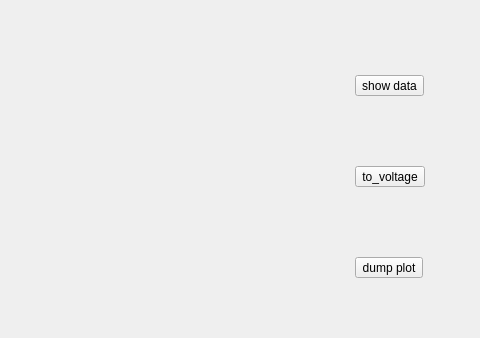
MRsoymilk/MySerial, file src/form/FormPlotHistory/formplothistory.ui: the form before one commit; both pictures show x 379 to 859 and y 0 to 338 of the 859 by 640 pixel window.
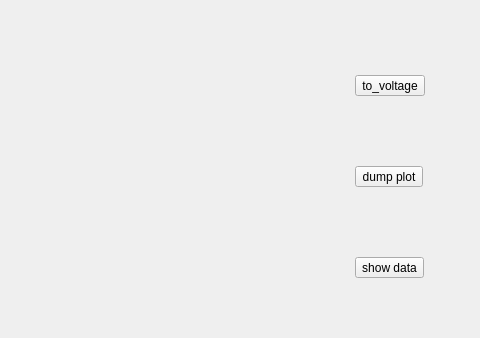
The form after the commit.

Commit message: use struct MY_DATA

What changed in the file:
```diff
--- a/src/form/FormPlotHistory/formplothistory.ui
+++ b/src/form/FormPlotHistory/formplothistory.ui
@@ -108,13 +108,6 @@
    </item>
    <item row="0" column="2">
     <layout class="QVBoxLayout" name="vLayOperation">
-     <item>
-      <widget class="QToolButton" name="tBtnShowData">
-       <property name="text">
-        <string>show data</string>
-       </property>
-      </widget>
-     </item>
      <item>
       <widget class="QToolButton" name="tBtnToVoltage">
        <property name="text">
@@ -129,6 +122,13 @@
        </property>
       </widget>
      </item>
+     <item>
+      <widget class="QToolButton" name="tBtnShowData">
+       <property name="text">
+        <string>show data</string>
+       </property>
+      </widget>
+     </item>
      <item>
       <layout class="QHBoxLayout" name="hLayDumpData">
        <item>
```
The commit also changes 18 other files.
